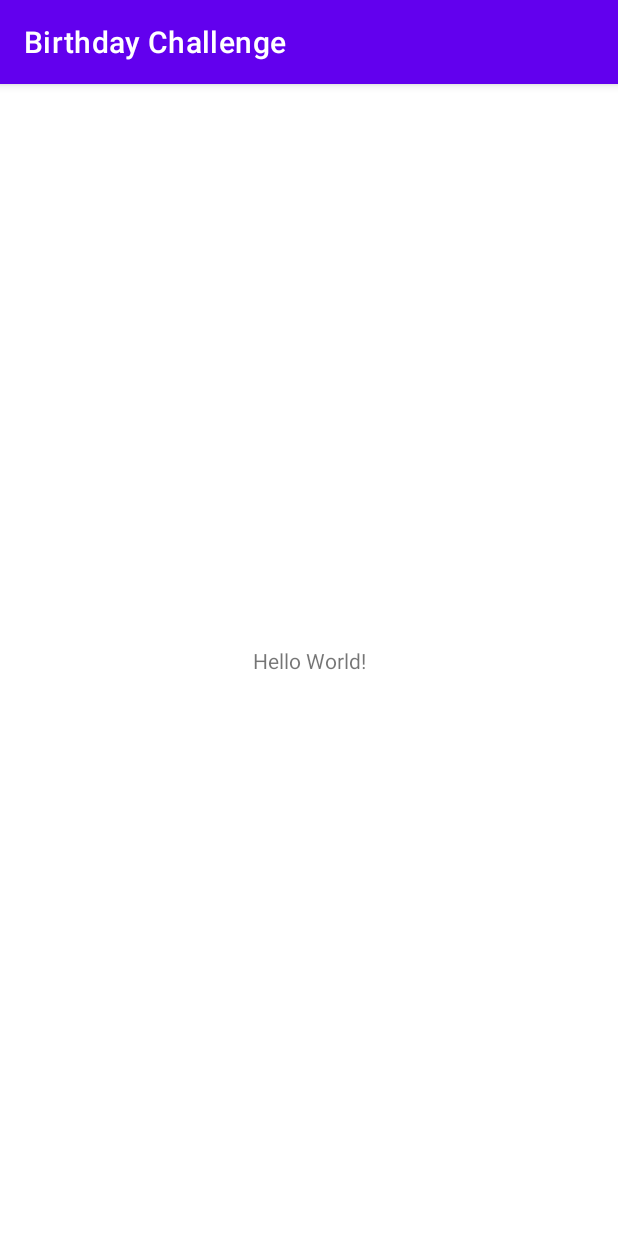
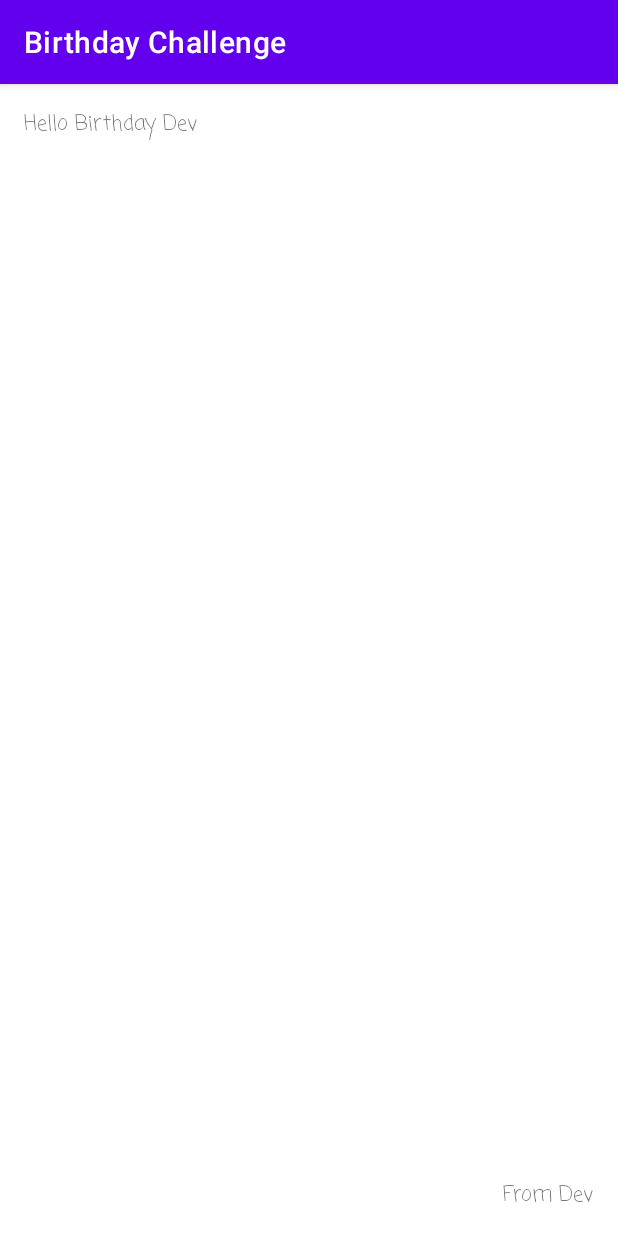
Before and after one commit to DSCKabarak/birthday-app-example, an Android app: the screen it shows after launch (MainActivity), on a phone screen of 412 x 824 dp. Run offline under Robolectric (Android 15) with nearby library versions, the phone set to English and light mode, and no system bars.

Commit message:
☕ Added layout styles

```diff
--- a/app/src/main/res/layout/activity_main.xml
+++ b/app/src/main/res/layout/activity_main.xml
@@ -7,11 +7,23 @@
     tools:context=".MainActivity">
 
     <TextView
+        android:id="@+id/textView"
         android:layout_width="wrap_content"
         android:layout_height="wrap_content"
-        android:text="Hello World!"
+        android:layout_marginEnd="16dp"
+        android:layout_marginBottom="16dp"
+        android:fontFamily="casual"
+        android:text="From Dev"
         app:layout_constraintBottom_toBottomOf="parent"
-        app:layout_constraintEnd_toEndOf="parent"
+        app:layout_constraintEnd_toEndOf="parent" />
+
+    <TextView
+        android:layout_width="wrap_content"
+        android:layout_height="wrap_content"
+        android:layout_marginStart="16dp"
+        android:layout_marginTop="16dp"
+        android:fontFamily="casual"
+        android:text="Hello Birthday Dev"
         app:layout_constraintStart_toStartOf="parent"
         app:layout_constraintTop_toTopOf="parent" />
 
```
Also changed, not shown: 1 other file.
